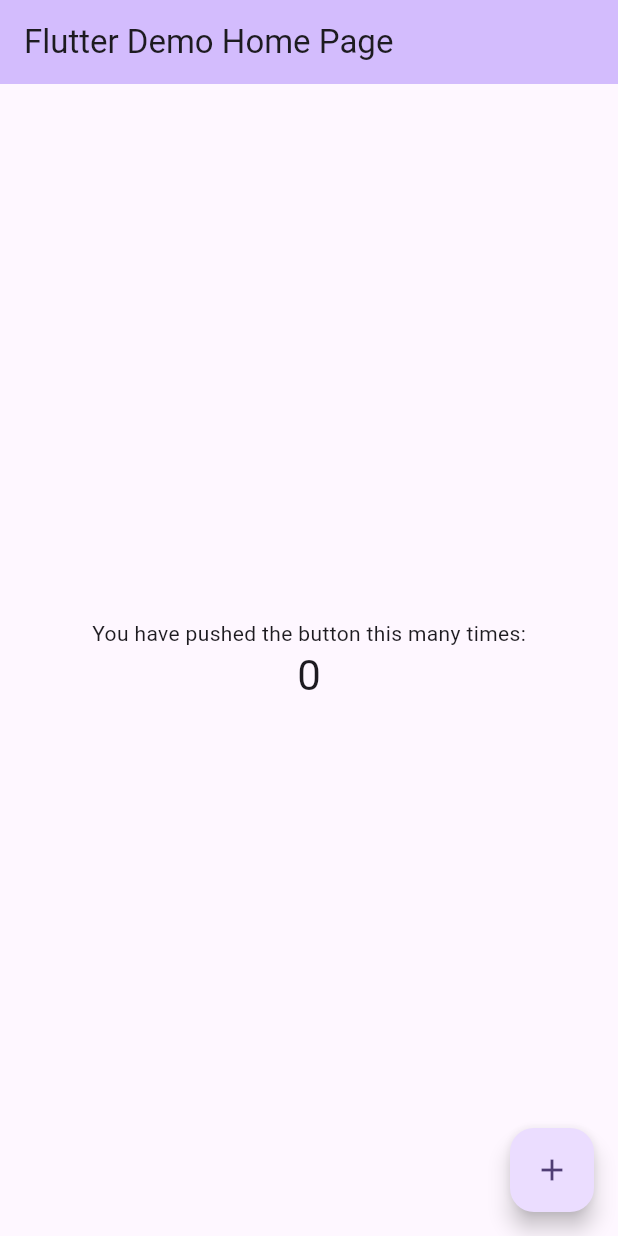
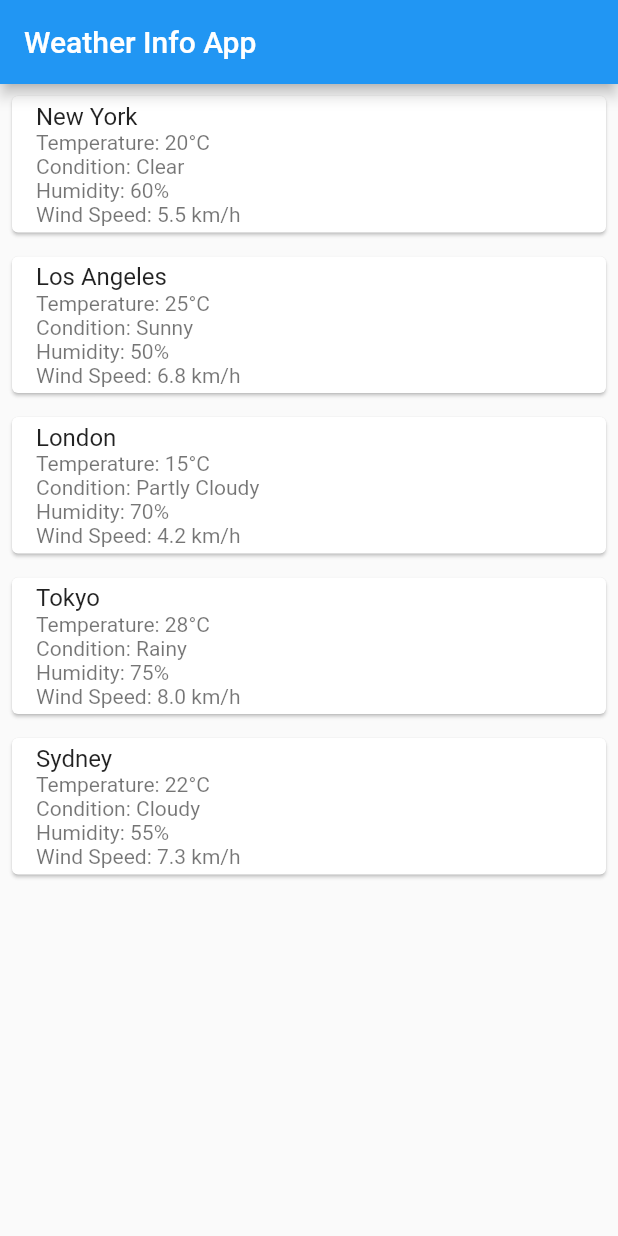
Before and after one commit to yasinpalash/ostad_module11_rest_api, a Flutter app: the screen it shows after launch, on a phone screen of 412 x 824 dp. Run offline on Flutter 3.47's test engine with Material 2 defaults, Android fonts, the phone set to English and light mode, and no system bars.

Commit message:
update all

```diff
--- a/lib/main.dart
+++ b/lib/main.dart
@@ -1,126 +1,94 @@
 import 'package:flutter/material.dart';
 
 void main() {
-  runApp(const MyApp());
+  runApp(MyApp());
 }
 
 class MyApp extends StatelessWidget {
-  const MyApp({super.key});
-
-
-  // This widget is the root of your application.
   @override
   Widget build(BuildContext context) {
     return MaterialApp(
-      title: 'Flutter Demo',
-      theme: ThemeData(
-        // This is the theme of your application.
-        //
-        // TRY THIS: Try running your application with "flutter run". You'll see
-        // the application has a blue toolbar. Then, without quitting the app,
-        // try changing the seedColor in the colorScheme below to Colors.green
-        // and then invoke "hot reload" (save your changes or press the "hot
-        // reload" button in a Flutter-supported IDE, or press "r" if you used
-        // the command line to start the app).
-        //
-        // Notice that the counter didn't reset back to zero; the application
-        // state is not lost during the reload. To reset the state, use hot
-        // restart instead.
-        //
-        // This works for code too, not just values: Most code changes can be
-        // tested with just a hot reload.
-        colorScheme: ColorScheme.fromSeed(seedColor: Colors.deepPurple),
-        useMaterial3: true,
+      home: Scaffold(
+        appBar: AppBar(
+          title: Text('Weather Info App'),
+        ),
+        body: WeatherList(),
       ),
-      home: const MyHomePage(title: 'Flutter Demo Home Page'),
     );
   }
 }
 
-class MyHomePage extends StatefulWidget {
-  const MyHomePage({super.key, required this.title});
-
-  // This widget is the home page of your application. It is stateful, meaning
-  // that it has a State object (defined below) that contains fields that affect
-  // how it looks.
-
-  // This class is the configuration for the state. It holds the values (in this
-  // case the title) provided by the parent (in this case the App widget) and
-  // used by the build method of the State. Fields in a Widget subclass are
-  // always marked "final".
-
-  final String title;
-
+class WeatherList extends StatelessWidget {
   @override
-  State<MyHomePage> createState() => _MyHomePageState();
+  Widget build(BuildContext context) {
+    return ListView.builder(
+      itemCount: weatherData.length,
+      itemBuilder: (context, index) {
+        return WeatherCard(data: weatherData[index]);
+      },
+    );
+  }
 }
 
-class _MyHomePageState extends State<MyHomePage> {
-  int _counter = 0;
+class WeatherCard extends StatelessWidget {
+  final Map<String, dynamic> data;
 
-  void _incrementCounter() {
-    setState(() {
-      // This call to setState tells the Flutter framework that something has
-      // changed in this State, which causes it to rerun the build method below
-      // so that the display can reflect the updated values. If we changed
-      // _counter without calling setState(), then the build method would not be
-      // called again, and so nothing would appear to happen.
-      _counter++;
-    });
-  }
+  WeatherCard({required this.data});
 
   @override
   Widget build(BuildContext context) {
-    // This method is rerun every time setState is called, for instance as done
-    // by the _incrementCounter method above.
-    //
-    // The Flutter framework has been optimized to make rerunning build methods
-    // fast, so that you can just rebuild anything that needs updating rather
-    // than having to individually change instances of widgets.
-    return Scaffold(
-      appBar: AppBar(
-        // TRY THIS: Try changing the color here to a specific color (to
-        // Colors.amber, perhaps?) and trigger a hot reload to see the AppBar
-        // change color while the other colors stay the same.
-        backgroundColor: Theme.of(context).colorScheme.inversePrimary,
-        // Here we take the value from the MyHomePage object that was created by
-        // the App.build method, and use it to set our appbar title.
-        title: Text(widget.title),
-      ),
-      body: Center(
-        // Center is a layout widget. It takes a single child and positions it
-        // in the middle of the parent.
-        child: Column(
-          // Column is also a layout widget. It takes a list of children and
-          // arranges them vertically. By default, it sizes itself to fit its
-          // children horizontally, and tries to be as tall as its parent.
-          //
-          // Column has various properties to control how it sizes itself and
-          // how it positions its children. Here we use mainAxisAlignment to
-          // center the children vertically; the main axis here is the vertical
-          // axis because Columns are vertical (the cross axis would be
-          // horizontal).
-          //
-          // TRY THIS: Invoke "debug painting" (choose the "Toggle Debug Paint"
-          // action in the IDE, or press "p" in the console), to see the
-          // wireframe for each widget.
-          mainAxisAlignment: MainAxisAlignment.center,
-          children: <Widget>[
-            const Text(
-              'You have pushed the button this many times:',
-            ),
-            Text(
-              '$_counter',
-              style: Theme.of(context).textTheme.headlineMedium,
-            ),
+    return Card(
+      margin: EdgeInsets.all(8),
+      child: ListTile(
+        title: Text(data['city']),
+        subtitle: Column(
+          crossAxisAlignment: CrossAxisAlignment.start,
+          children: [
+            Text('Temperature: ${data['temperature']}°C'),
+            Text('Condition: ${data['condition']}'),
+            Text('Humidity: ${data['humidity']}%'),
+            Text('Wind Speed: ${data['windSpeed']} km/h'),
           ],
         ),
       ),
-      floatingActionButton: FloatingActionButton(
-        onPressed: _incrementCounter,
-        tooltip: 'Increment',
-        child: const Icon(Icons.add),
-      ), // This trailing comma makes auto-formatting nicer for build methods.
     );
   }
 }
+
+List<Map<String, dynamic>> weatherData = [
+  {
+    "city": "New York",
+    "temperature": 20,
+    "condition": "Clear",
+    "humidity": 60,
+    "windSpeed": 5.5,
+  },
+  {
+    "city": "Los Angeles",
+    "temperature": 25,
+    "condition": "Sunny",
+    "humidity": 50,
+    "windSpeed": 6.8,
+  },
+  {
+    "city": "London",
+    "temperature": 15,
+    "condition": "Partly Cloudy",
+    "humidity": 70,
+    "windSpeed": 4.2,
+  },
+  {
+    "city": "Tokyo",
+    "temperature": 28,
+    "condition": "Rainy",
+    "humidity": 75,
+    "windSpeed": 8.0,
+  },
+  {
+    "city": "Sydney",
+    "temperature": 22,
+    "condition": "Cloudy",
+    "humidity": 55,
+    "windSpeed": 7.3,
+  }
+];
```
